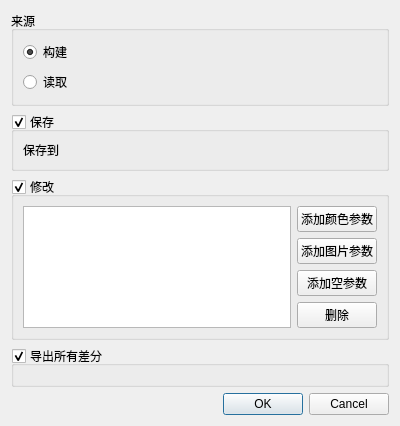
Above: tooldialog/imagepacktooldialog.ui from PrepPipe/preppipe_gui before the change. Below: the same form after it.
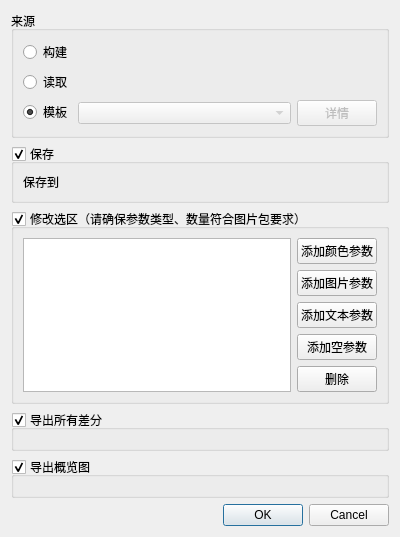
That is the form after the change. Custom widgets are drawn as their Qt base class.

The edit to the form file:
```diff
--- a/tooldialog/imagepacktooldialog.ui
+++ b/tooldialog/imagepacktooldialog.ui
@@ -7,7 +7,7 @@
     <x>0</x>
     <y>0</y>
     <width>400</width>
-    <height>411</height>
+    <height>518</height>
    </rect>
   </property>
   <property name="windowTitle">
@@ -37,9 +37,6 @@
         <property name="text">
          <string>构建</string>
         </property>
-        <property name="checked">
-         <bool>true</bool>
-        </property>
        </widget>
       </item>
       <item row="0" column="1">
@@ -75,6 +72,43 @@
         </property>
        </widget>
       </item>
+      <item row="2" column="1">
+       <layout class="QHBoxLayout" name="horizontalLayout_3">
+        <item>
+         <widget class="QComboBox" name="presetComboBox">
+          <property name="enabled">
+           <bool>false</bool>
+          </property>
+         </widget>
+        </item>
+        <item>
+         <widget class="QPushButton" name="presetInfoPushButton">
+          <property name="enabled">
+           <bool>false</bool>
+          </property>
+          <property name="sizePolicy">
+           <sizepolicy hsizetype="Fixed" vsizetype="Fixed">
+            <horstretch>0</horstretch>
+            <verstretch>0</verstretch>
+           </sizepolicy>
+          </property>
+          <property name="text">
+           <string>详情</string>
+          </property>
+         </widget>
+        </item>
+       </layout>
+      </item>
+      <item row="2" column="0">
+       <widget class="QRadioButton" name="loadPresetRadioButton">
+        <property name="text">
+         <string>模板</string>
+        </property>
+        <property name="checked">
+         <bool>true</bool>
+        </property>
+       </widget>
+      </item>
      </layout>
     </widget>
    </item>
@@ -92,9 +126,6 @@
      <property name="checkable">
       <bool>true</bool>
      </property>
-     <property name="checked">
-      <bool>true</bool>
-     </property>
      <layout class="QHBoxLayout" name="horizontalLayout_2">
       <item>
        <widget class="QLabel" name="label">
@@ -131,7 +162,7 @@
       </sizepolicy>
      </property>
      <property name="title">
-      <string>修改</string>
+      <string>修改选区（请确保参数类型、数量符合图片包要求）</string>
      </property>
      <property name="checkable">
       <bool>true</bool>
@@ -175,6 +206,16 @@
           </property>
          </widget>
         </item>
+        <item>
+         <widget class="QPushButton" name="addForkTextPushButton">
+          <property name="toolTip">
+           <string>给对应的选区加上一段文字。仅适用于图片选区。</string>
+          </property>
+          <property name="text">
+           <string>添加文本参数</string>
+          </property>
+         </widget>
+        </item>
         <item>
          <widget class="QPushButton" name="addForkNonePushButton">
           <property name="text">
@@ -228,6 +269,30 @@
      </layout>
     </widget>
    </item>
+   <item>
+    <widget class="QGroupBox" name="exportOverviewGroupBox">
+     <property name="sizePolicy">
+      <sizepolicy hsizetype="Preferred" vsizetype="Fixed">
+       <horstretch>0</horstretch>
+       <verstretch>0</verstretch>
+      </sizepolicy>
+     </property>
+     <property name="toolTip">
+      <string>勾选此项将导出单张概览图到指定位置。</string>
+     </property>
+     <property name="title">
+      <string>导出概览图</string>
+     </property>
+     <property name="checkable">
+      <bool>true</bool>
+     </property>
+     <layout class="QVBoxLayout" name="verticalLayout_4">
+      <item>
+       <widget class="FileSelectionWidget" name="exportOverviewPathInputWidget" native="true"/>
+      </item>
+     </layout>
+    </widget>
+   </item>
    <item>
     <widget class="QDialogButtonBox" name="buttonBox">
      <property name="orientation">
```
Left out of the diff: 21 changed lines with no effect on the pictures.
